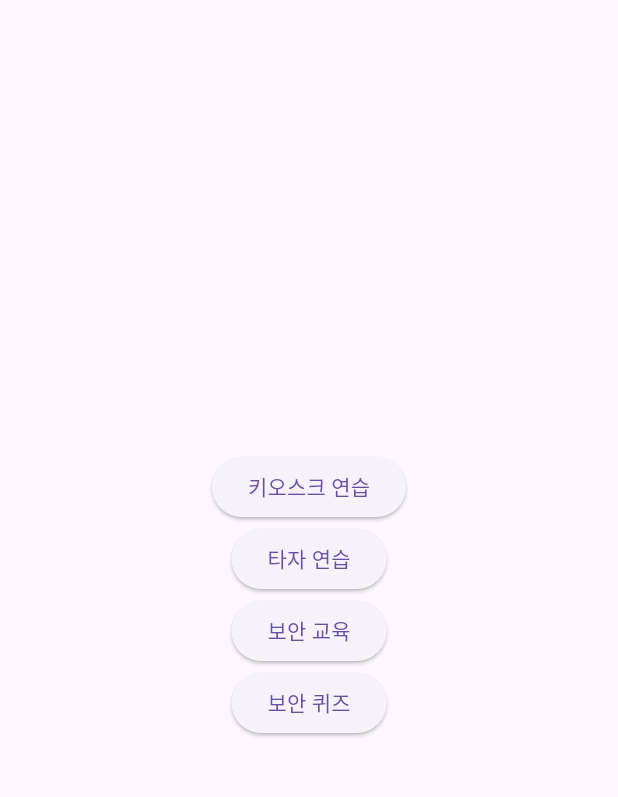
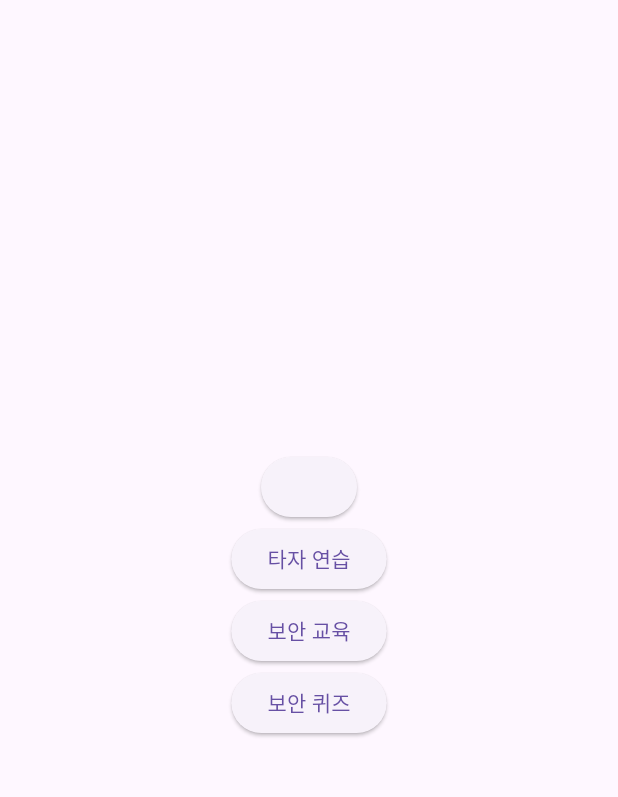
Before and after one commit to jisooHan-08/Digital-Helper, a Flutter app: the screen it shows after launch, on a phone screen of 412 x 824 dp, the part 65-862 px from its top. Run offline on Flutter 3.47's test engine with Material 3 defaults, Android fonts, the phone set to English and light mode, and no system bars.

```diff
--- a/frontend/lib/main.dart
+++ b/frontend/lib/main.dart
@@ -34,7 +34,6 @@ class HomeScreen extends StatelessWidget {
             mainAxisAlignment: MainAxisAlignment.center,
             children: [
               ElevatedButton(
-                child: Text('키오스크 연습'),
                 onPressed: () {
                   Navigator.push(
                     context,
```
